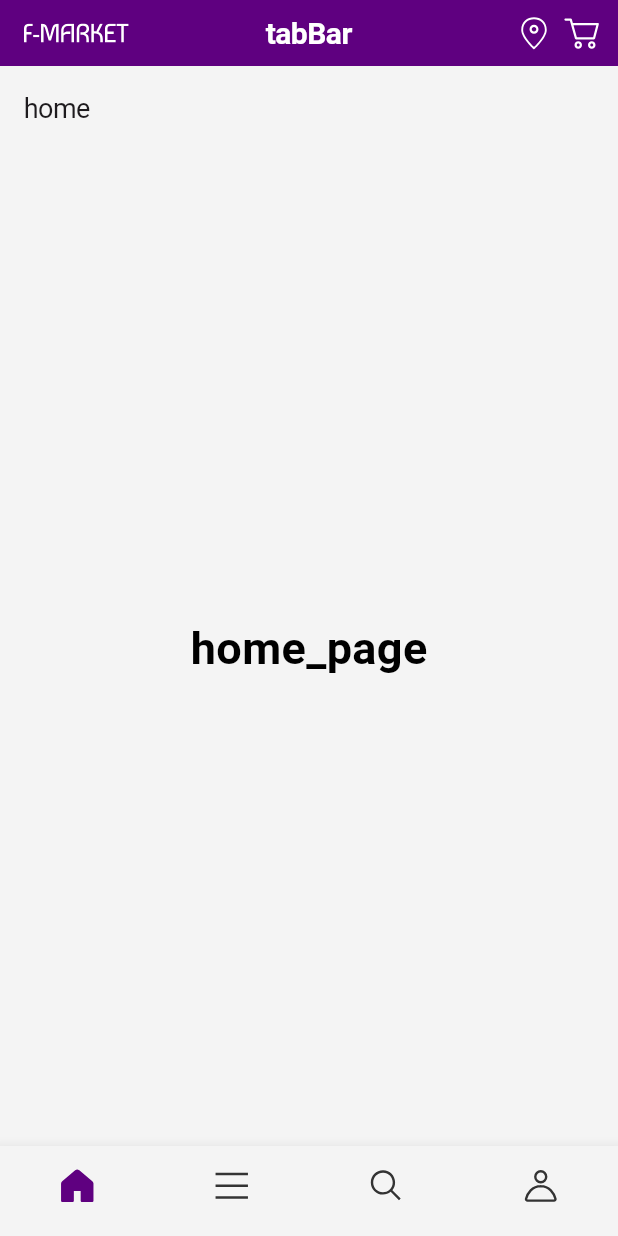
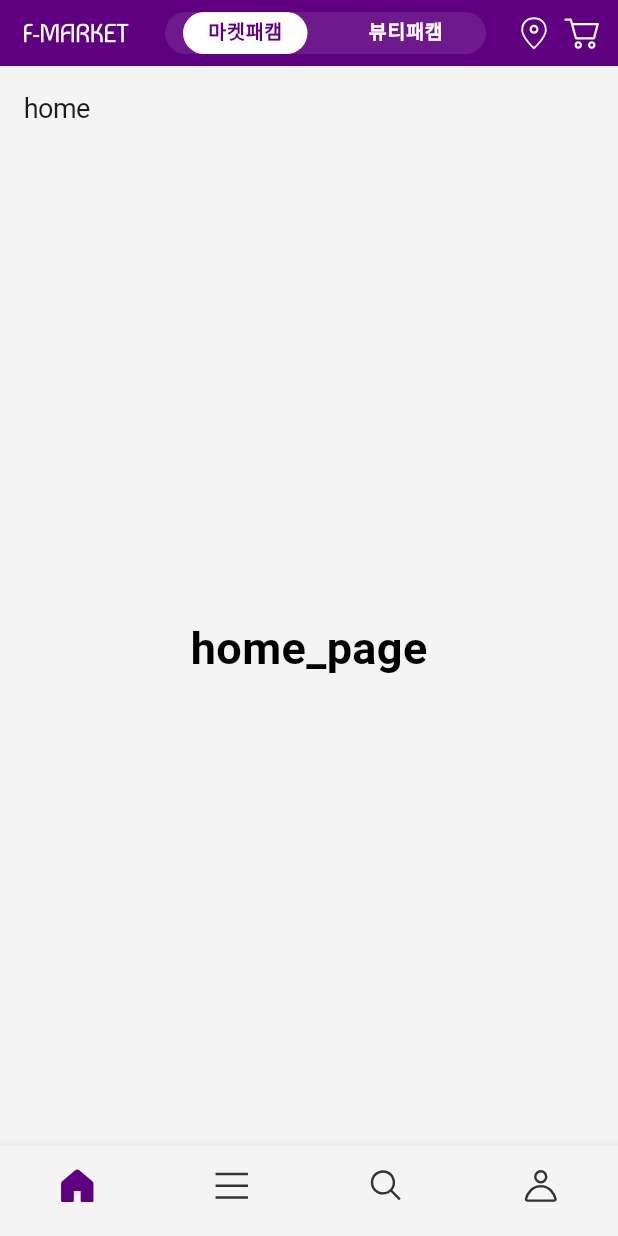
Before and after one commit to mousepotato03/e_commerce_app, a Flutter app: the screen it shows after launch, on a phone screen of 412 x 824 dp. Run offline on Flutter 3.47's test engine with Material 3 defaults, Android fonts, the phone set to English and light mode, and no system bars; our stand-ins replace flutter_bloc, flutter_svg, go_router; Roboto replaces fonts that are missing (Pretendard).

Commit message:
AppBar UI + Cubit 개발

```diff
--- a/lib/presentation/main/component/top_app_bar/default_app_bar.dart
+++ b/lib/presentation/main/component/top_app_bar/default_app_bar.dart
@@ -1,28 +1,41 @@
 import 'package:flutter/material.dart';
+import 'package:flutter_bloc/flutter_bloc.dart';
 import 'package:flutter_svg/flutter_svg.dart';
 
 import '../../../../core/theme/constant/app_icons.dart';
+import '../../../../core/theme/custom/custom_theme.dart';
 import '../../cubit/bottom_nav_cubit.dart';
+import '../../cubit/mall_type_cubit.dart';
 
 class DefaultAppBar extends StatelessWidget {
   final BottomNav bottomNav;
 
-  const DefaultAppBar(this.bottomNav,{super.key});
+  const DefaultAppBar(this.bottomNav, {super.key});
 
   @override
   Widget build(BuildContext context) {
+    return BlocBuilder<MallTypeCubit, MallType>(
+      builder: (context, state) {
         return Container(
-      color: Theme.of(context).colorScheme.primary,
+          color: state.isMarket
+              ? Theme.of(context).colorScheme.primary
+              : Theme.of(context).colorScheme.background,
           padding: const EdgeInsets.symmetric(vertical: 6, horizontal: 8),
           child: AppBar(
             backgroundColor: Colors.transparent,
             centerTitle: true,
             title: Text(
               bottomNav.toName,
-          style: TextStyle(
-              fontWeight: FontWeight.bold, fontSize: 20, color: Colors.white),
+              style: Theme.of(context).textTheme.headlineSmall?.copyWith(
+                    color: state.isMarket
+                        ? Theme.of(context).colorScheme.background
+                        : Theme.of(context).colorScheme.contentPrimary,
                   ),
             ),
+
+          ),
+        );
+      },
     );
   }
 }
--- a/lib/presentation/main/component/top_app_bar/home_app_bar.dart
+++ b/lib/presentation/main/component/top_app_bar/home_app_bar.dart
@@ -1,51 +1,84 @@
 import 'package:flutter/material.dart';
+import 'package:flutter_bloc/flutter_bloc.dart';
 import 'package:flutter_svg/flutter_svg.dart';
 
 import '../../../../core/theme/constant/app_icons.dart';
+import '../../../../core/theme/custom/custom_app_bar.dart';
+import '../../../../core/theme/custom/custom_font_weight.dart';
+import '../../../../core/theme/custom/custom_theme.dart';
+import '../../cubit/mall_type_cubit.dart';
+import 'widgets/svg_icon_button.dart';
 
 class HomeAppBar extends StatelessWidget {
   const HomeAppBar({super.key});
 
   @override
   Widget build(BuildContext context) {
-    return Container(
-      color: Theme.of(context).colorScheme.primary,
+    return BlocBuilder<MallTypeCubit, MallType>(
+      builder: (_, state) {
+        return AnimatedContainer(
+          duration: const Duration(milliseconds: 400),
+          color: state.theme.backgroundColor,
           padding: const EdgeInsets.symmetric(vertical: 6, horizontal: 8),
           child: AppBar(
               backgroundColor: Colors.transparent,
               centerTitle: true,
-        title: Text(
-          "tabBar",
-          style: TextStyle(
-              fontWeight: FontWeight.bold,
-              fontSize: 20,
-              color: Colors.white),
+              title: AnimatedContainer(
+                duration: Duration(milliseconds: 400),
+                decoration: BoxDecoration(
+                  borderRadius: BorderRadius.all(
+                      Radius.circular(CustomAppBarTheme.tabBarRadius)),
+                  color: state.theme.containerColor,
+                ),
+                child: SizedBox(
+                  height: 28,
+                  child: DefaultTabController(
+                    initialIndex: state.index,
+                    length: MallType.values.length,
+                    child: TabBar(
+                      onTap: (index) =>
+                          context.read<MallTypeCubit>().changeIndex(index),
+                      labelColor: state.theme.labelColor,
+                      labelStyle: Theme.of(context).textTheme.labelLarge.bold,
+                      indicatorPadding: const EdgeInsets.symmetric(horizontal: 12),
+                      dividerColor: Colors.transparent,
+                      unselectedLabelColor: state.theme.unselectedLabelColor,
+                      unselectedLabelStyle:
+                          Theme.of(context).textTheme.labelLarge.bold,
+                      tabs: List.generate(
+                        MallType.values.length,
+                        (index) => Tab(text: MallType.values[index].toName),
+                      ),
+                      indicator: BoxDecoration(
+                        borderRadius: BorderRadius.all(
+                          Radius.circular(30),
+                        ),
+                        color: state.theme.indicatorColor,
+                      ),
+                      splashBorderRadius: BorderRadius.all(
+                          Radius.circular(CustomAppBarTheme.tabBarRadius)),
+                    ),
+                  ),
+                ),
               ),
               leadingWidth: 86,
               actions: [
-          Padding(
-            padding: const EdgeInsets.all(4.0),
-            child: SvgPicture.asset(
-              AppIcons.location,
-              colorFilter: ColorFilter.mode(
-                  Theme.of(context).colorScheme.background,
-                  BlendMode.srcIn),
+                SvgIconButton(
+                  icon: AppIcons.location,
+                  color: state.theme.iconColor,
                 ),
-          ),
-          Padding(
-            padding: const EdgeInsets.all(4.0),
-            child: SvgPicture.asset(
-              AppIcons.cart,
-              colorFilter: ColorFilter.mode(
-                  Theme.of(context).colorScheme.background,
-                  BlendMode.srcIn),
-            ),
+                SvgIconButton(
+                  icon: AppIcons.cart,
+                  color: state.theme.iconColor,
                 ),
               ],
-        leading: Padding(
-            padding: const EdgeInsets.all(8.0),
-            child: SvgPicture.asset(AppIcons.mainLogo)),
-      ),
+              leading: SvgIconButton(
+                icon: AppIcons.mainLogo,
+                padding: 8,
+                color: state.theme.logoColor,
+              )),
+        );
+      },
     );
   }
 }
--- /dev/null
+++ b/lib/presentation/main/component/top_app_bar/widgets/svg_icon_button.dart
@@ -0,0 +1,28 @@
+import 'package:flutter/material.dart';
+import 'package:flutter_svg/flutter_svg.dart';
+
+import '../../../../../core/theme/constant/app_icons.dart';
+
+class SvgIconButton extends StatelessWidget {
+  final double padding;
+  final String icon;
+  final Color color;
+
+  const SvgIconButton({
+    required this.icon,
+    required this.color,
+    this.padding = 4.0,
+    super.key,
+  });
+
+  @override
+  Widget build(BuildContext context) {
+    return Padding(
+      padding: EdgeInsets.all(padding),
+      child: SvgPicture.asset(
+        icon,
+        colorFilter: ColorFilter.mode(color, BlendMode.srcIn),
+      ),
+    );
+  }
+}
--- /dev/null
+++ b/lib/presentation/main/cubit/mall_type_cubit.dart
@@ -0,0 +1,37 @@
+import 'package:flutter_bloc/flutter_bloc.dart';
+
+import '../../../core/theme/custom/custom_app_bar.dart';
+
+enum MallType{
+  market,beauty
+}
+
+class MallTypeCubit extends Cubit<MallType>{
+  MallTypeCubit(): super(MallType.market);
+
+  void changeIndex(int index) => emit(MallType.values[index]);
+}
+
+extension MallTypeX on MallType{
+  String get toName{
+    switch(this){
+      case MallType.market:
+        return "마켓패캠";
+      case MallType.beauty:
+        return "뷰티패캠";
+    }
+  }
+
+  CustomAppBarTheme get theme {
+    switch(this){
+      case MallType.market:
+        return CustomAppBarTheme.market;
+      case MallType.beauty:
+        return CustomAppBarTheme.beauty;
+    }
+  }
+
+  bool get isMarket => this == MallType.market;
+
+  bool get isBeauty => this == MallType.beauty;
+}
--- a/lib/presentation/main/main_screen.dart
+++ b/lib/presentation/main/main_screen.dart
@@ -9,16 +9,17 @@ import '../pages/search/search_page.dart';
 import '../pages/user/user_page.dart';
 import 'component/top_app_bar/top_app_bar.dart';
 import 'cubit/bottom_nav_cubit.dart';
+import 'cubit/mall_type_cubit.dart';
 
 class MainScreen extends StatelessWidget {
   const MainScreen({super.key});
 
   @override
   Widget build(BuildContext context) {
-    return BlocProvider(
-      create: (_) => BottomNavCubit(),
-      child: const MainScreenView(),
-    );
+    return MultiBlocProvider(providers: [
+      BlocProvider(create: (_) => BottomNavCubit()),
+      BlocProvider(create: (_) => MallTypeCubit())
+    ], child: const MainScreenView());
   }
 }
 
@@ -55,7 +56,8 @@ class MainScreenView extends StatelessWidget {
               BottomNav.values.length,
               (index) => BottomNavigationBarItem(
                 icon: SvgPicture.asset(BottomNav.values[index].icon),
-                activeIcon: SvgPicture.asset(BottomNav.values[index].activeIcon),
+                activeIcon:
+                    SvgPicture.asset(BottomNav.values[index].activeIcon),
                 label: BottomNav.values[index].toName,
               ),
             ),
```
Lines whose indentation alone changed are shown as unchanged.
